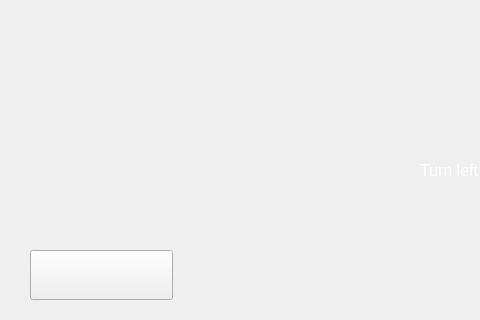
This is help.ui in DreamTeamHelha/SirtoliRacing as Qt 5 draws it before an edit; both pictures show x 0 to 480 and y 280 to 600 of the 800 by 600 pixel window. The edited form follows.
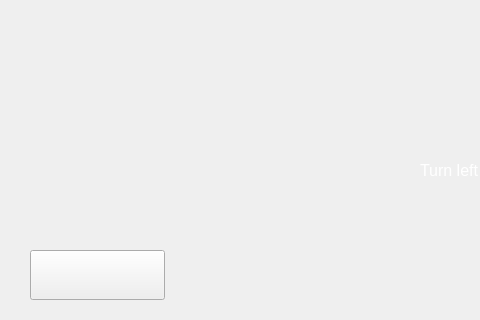
This is the edited form.

The edit to the form file:
```diff
--- a/help.ui
+++ b/help.ui
@@ -357,7 +357,7 @@
     <rect>
      <x>30</x>
      <y>530</y>
-     <width>143</width>
+     <width>135</width>
      <height>50</height>
     </rect>
    </property>
```
